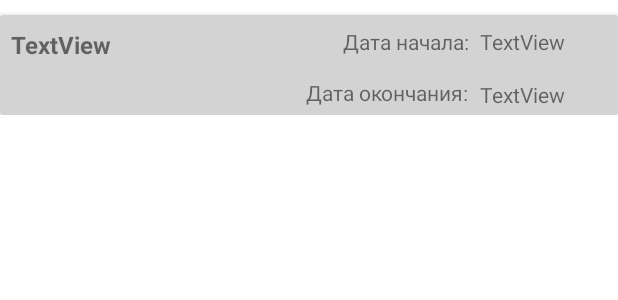
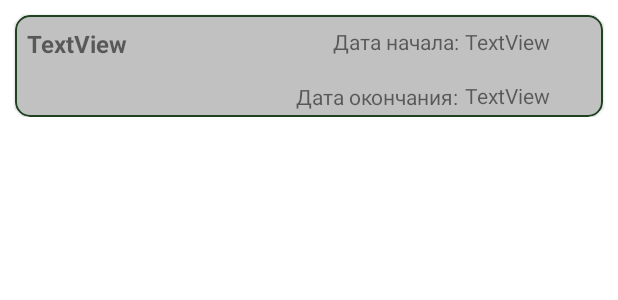
Before and after one commit to WhatuWannaDo/MyReminders, an Android app: the layout main_page_reminders_row.xml on its own in the app's theme, with its tools: preview values and no code run, on a phone screen of 412 x 824 dp. Shown: the top 300 px of the screen. Run offline under Robolectric (Android 15) with nearby library versions, the phone set to English and light mode, and no system bars.

Commit message:
v1.0 version design update

```diff
--- a/app/build.gradle
+++ b/app/build.gradle
@@ -45,7 +45,7 @@ dependencies {
     androidTestImplementation 'androidx.test.ext:junit:1.1.3'
     androidTestImplementation 'androidx.test.espresso:espresso-core:3.4.0'
 
-
+    implementation 'com.google.android.material:material:1.5.0'
     // Navigation Component
     implementation 'androidx.navigation:navigation-fragment-ktx:2.3.5'
     implementation 'androidx.navigation:navigation-ui-ktx:2.3.5'
--- a/app/src/main/java/com/example/myreminders/MVVM/View/AddReminder/AddNewReminder.kt
+++ b/app/src/main/java/com/example/myreminders/MVVM/View/AddReminder/AddNewReminder.kt
@@ -9,9 +9,7 @@ import android.view.ViewGroup
 import android.widget.Toast
 import androidx.lifecycle.ViewModelProvider
 import androidx.navigation.Navigation
-import com.example.myreminders.MVVM.Model.OverdueReminderModel
 import com.example.myreminders.MVVM.Model.ReminderModel
-import com.example.myreminders.MVVM.ViewModel.OverdueReminderViewModel
 import com.example.myreminders.MVVM.ViewModel.ReminderViewModel
 import com.example.myreminders.R
 import com.google.android.material.bottomsheet.BottomSheetDialog
--- a/app/src/main/java/com/example/myreminders/MVVM/View/Completed/CompletedReminderAdapter.kt
+++ b/app/src/main/java/com/example/myreminders/MVVM/View/Completed/CompletedReminderAdapter.kt
@@ -7,10 +7,8 @@ import android.view.ViewGroup
 import androidx.navigation.findNavController
 import androidx.recyclerview.widget.RecyclerView
 import com.example.myreminders.MVVM.Model.CompletedReminderModel
-import com.example.myreminders.MVVM.Model.ReminderModel
 import com.example.myreminders.R
 import kotlinx.android.synthetic.main.completed_reminders_row.view.*
-import kotlinx.android.synthetic.main.fragment_completed_reminders.view.*
 import java.text.SimpleDateFormat
 
 class CompletedReminderAdapter : RecyclerView.Adapter<CompletedReminderAdapter.MyCompletedViewHolder>() {
--- a/app/src/main/java/com/example/myreminders/MVVM/View/Completed/CompletedReminders.kt
+++ b/app/src/main/java/com/example/myreminders/MVVM/View/Completed/CompletedReminders.kt
@@ -9,7 +9,6 @@ import android.view.ViewGroup
 import android.widget.Toast
 import androidx.lifecycle.Observer
 import androidx.lifecycle.ViewModelProvider
-import androidx.navigation.fragment.navArgs
 import androidx.recyclerview.widget.ItemTouchHelper
 import androidx.recyclerview.widget.LinearLayoutManager
 import androidx.recyclerview.widget.RecyclerView
@@ -21,12 +20,8 @@ import com.example.myreminders.R
 import com.google.android.material.bottomsheet.BottomSheetDialog
 import kotlinx.android.synthetic.main.bottom_sheet.view.*
 import kotlinx.android.synthetic.main.bottom_sheet_update_reminder.view.*
-import kotlinx.android.synthetic.main.completed_reminders_row.*
 import kotlinx.android.synthetic.main.completed_reminders_row.view.*
-import kotlinx.android.synthetic.main.fragment_completed_reminders.*
 import kotlinx.android.synthetic.main.fragment_completed_reminders.view.*
-import kotlinx.android.synthetic.main.main_page_reminders_row.*
-import kotlinx.android.synthetic.main.main_page_reminders_row.view.*
 import java.text.SimpleDateFormat
 import java.util.*
 
--- a/app/src/main/java/com/example/myreminders/MVVM/View/MainPage/MainPageReminders.kt
+++ b/app/src/main/java/com/example/myreminders/MVVM/View/MainPage/MainPageReminders.kt
@@ -12,15 +12,12 @@ import androidx.fragment.app.Fragment
 import android.view.View.GONE
 import android.widget.SearchView
 import android.widget.Toast
-import androidx.core.content.ContextCompat.getSystemService
 import androidx.lifecycle.Observer
 import androidx.lifecycle.ViewModelProvider
-import androidx.navigation.fragment.navArgs
 import androidx.recyclerview.widget.ItemTouchHelper
 import androidx.recyclerview.widget.LinearLayoutManager
 import androidx.recyclerview.widget.RecyclerView
 import com.example.myreminders.MVVM.Model.CompletedReminderModel
-import com.example.myreminders.MVVM.Model.OverdueReminderModel
 import com.example.myreminders.MVVM.Model.ReminderModel
 import com.example.myreminders.MVVM.ViewModel.CompletedReminderViewModel
 import com.example.myreminders.MVVM.ViewModel.OverdueReminderViewModel
@@ -31,12 +28,9 @@ import kotlinx.android.synthetic.main.bottom_sheet.view.*
 import kotlinx.android.synthetic.main.bottom_sheet_choice.view.*
 import kotlinx.android.synthetic.main.bottom_sheet_update_reminder.view.*
 import kotlinx.android.synthetic.main.fragment_main_page_reminders.view.*
-import kotlinx.android.synthetic.main.main_page_reminders_row.*
 import kotlinx.android.synthetic.main.main_page_reminders_row.view.*
 import java.text.SimpleDateFormat
 import java.util.*
-import kotlin.collections.ArrayList
-import android.hardware.SensorManager
 import androidx.core.app.NotificationCompat
 import androidx.core.app.NotificationManagerCompat
 import com.example.myreminders.MainActivity
--- a/app/src/main/java/com/example/myreminders/MVVM/View/Overdue/OverdueReminders.kt
+++ b/app/src/main/java/com/example/myreminders/MVVM/View/Overdue/OverdueReminders.kt
@@ -14,16 +14,13 @@ import androidx.recyclerview.widget.LinearLayoutManager
 import androidx.recyclerview.widget.RecyclerView
 import com.example.myreminders.MVVM.Model.CompletedReminderModel
 import com.example.myreminders.MVVM.Model.OverdueReminderModel
-import com.example.myreminders.MVVM.Model.ReminderModel
 import com.example.myreminders.MVVM.ViewModel.CompletedReminderViewModel
 import com.example.myreminders.MVVM.ViewModel.OverdueReminderViewModel
 import com.example.myreminders.R
 import com.google.android.material.bottomsheet.BottomSheetDialog
 import kotlinx.android.synthetic.main.bottom_sheet.view.*
 import kotlinx.android.synthetic.main.bottom_sheet_update_reminder.view.*
-import kotlinx.android.synthetic.main.fragment_completed_reminders.view.*
 import kotlinx.android.synthetic.main.fragment_overdue_reminders.view.*
-import kotlinx.android.synthetic.main.main_page_reminders_row.view.*
 import kotlinx.android.synthetic.main.overdue_reminders_row.view.*
 import java.text.SimpleDateFormat
 
--- a/app/src/main/java/com/example/myreminders/MVVM/ViewModel/CompletedReminderViewModel.kt
+++ b/app/src/main/java/com/example/myreminders/MVVM/ViewModel/CompletedReminderViewModel.kt
@@ -3,7 +3,6 @@ package com.example.myreminders.MVVM.ViewModel
 import android.app.Application
 import androidx.lifecycle.AndroidViewModel
 import androidx.lifecycle.LiveData
-import androidx.lifecycle.Observer
 import androidx.lifecycle.viewModelScope
 import com.example.myreminders.MVVM.Model.CompletedReminderModel
 import com.example.myreminders.Room.Data.DataBase.DataBase
--- a/app/src/main/java/com/example/myreminders/MVVM/ViewModel/OverdueReminderViewModel.kt
+++ b/app/src/main/java/com/example/myreminders/MVVM/ViewModel/OverdueReminderViewModel.kt
@@ -4,7 +4,6 @@ import android.app.Application
 import androidx.lifecycle.AndroidViewModel
 import androidx.lifecycle.LiveData
 import androidx.lifecycle.viewModelScope
-import com.example.myreminders.MVVM.Model.CompletedReminderModel
 import com.example.myreminders.MVVM.Model.OverdueReminderModel
 import com.example.myreminders.Room.Data.DataBase.DataBase
 import com.example.myreminders.Room.Repository.RepositoryOverdueReminders
--- a/app/src/main/res/layout/main_page_reminders_row.xml
+++ b/app/src/main/res/layout/main_page_reminders_row.xml
@@ -6,14 +6,20 @@
     android:layout_width="match_parent"
     android:layout_height="wrap_content">
 
-    <androidx.cardview.widget.CardView
+    <com.google.android.material.card.MaterialCardView
         android:layout_width="match_parent"
         android:layout_height="wrap_content"
+        android:layout_marginStart="10dp"
         android:layout_marginTop="10dp"
-        app:cardBackgroundColor="#D3D3D3"
+        android:layout_marginEnd="10dp"
+        app:cardBackgroundColor="#C1C1C1"
+        app:cardCornerRadius="10dp"
+        app:cardUseCompatPadding="false"
         app:layout_constraintEnd_toEndOf="parent"
         app:layout_constraintStart_toStartOf="parent"
-        app:layout_constraintTop_toTopOf="parent">
+        app:layout_constraintTop_toTopOf="parent"
+        app:strokeColor="#1F4321"
+        app:strokeWidth="1dp">
 
         <androidx.constraintlayout.widget.ConstraintLayout
             android:layout_width="match_parent"
@@ -21,9 +27,9 @@
 
             <TextView
                 android:id="@+id/rowHeader"
-                android:layout_width="187dp"
-                android:layout_height="49dp"
-                android:layout_marginStart="7dp"
+                android:layout_width="178dp"
+                android:layout_height="52dp"
+                android:layout_marginStart="8dp"
                 android:layout_marginTop="8dp"
                 android:layout_marginBottom="8dp"
                 android:text="TextView"
@@ -31,13 +37,14 @@
                 android:textStyle="bold"
                 app:layout_constraintBottom_toBottomOf="parent"
                 app:layout_constraintStart_toStartOf="parent"
-                app:layout_constraintTop_toTopOf="parent" />
+                app:layout_constraintTop_toTopOf="parent"
+                app:layout_constraintVertical_bias="0.0" />
 
             <TextView
                 android:id="@+id/rowStartTime"
                 android:layout_width="wrap_content"
                 android:layout_height="wrap_content"
-                android:layout_marginStart="320dp"
+                android:layout_marginStart="300dp"
                 android:layout_marginTop="8dp"
                 android:text="TextView"
                 app:layout_constraintStart_toStartOf="parent"
@@ -68,7 +75,7 @@
                 android:layout_width="wrap_content"
                 android:layout_height="wrap_content"
                 android:layout_marginTop="8dp"
-                android:layout_marginEnd="7dp"
+                android:layout_marginEnd="4dp"
                 android:text="Дата начала:"
                 app:layout_constraintEnd_toStartOf="@+id/rowStartTime"
                 app:layout_constraintTop_toTopOf="parent" />
@@ -77,8 +84,8 @@
                 android:id="@+id/textView2"
                 android:layout_width="wrap_content"
                 android:layout_height="wrap_content"
-                android:layout_marginEnd="7dp"
-                android:layout_marginBottom="5dp"
+                android:layout_marginEnd="4dp"
+                android:layout_marginBottom="4dp"
                 android:text="Дата окончания:"
                 app:layout_constraintBottom_toBottomOf="parent"
                 app:layout_constraintEnd_toStartOf="@+id/rowEndTime" />
@@ -92,6 +99,6 @@
                 app:layout_constraintTop_toTopOf="parent" />
 
         </androidx.constraintlayout.widget.ConstraintLayout>
-    </androidx.cardview.widget.CardView>
+    </com.google.android.material.card.MaterialCardView>
 
 </androidx.constraintlayout.widget.ConstraintLayout>
--- a/app/src/main/res/values/colors.xml
+++ b/app/src/main/res/values/colors.xml
@@ -1,7 +1,7 @@
 <?xml version="1.0" encoding="utf-8"?>
 <resources>
     <color name="purple_200">#FFBB86FC</color>
-    <color name="purple_500">#FF6200EE</color>
+    <color name="purple_500">#0097A7</color>
     <color name="purple_700">#FF3700B3</color>
     <color name="teal_200">#FF03DAC5</color>
     <color name="teal_700">#FF018786</color>
```
Also changed, not shown: app/src/main/res/layout/completed_reminders_row.xml (+14 -7 lines), app/src/main/res/layout/overdue_reminders_row.xml (+15 -6 lines).
